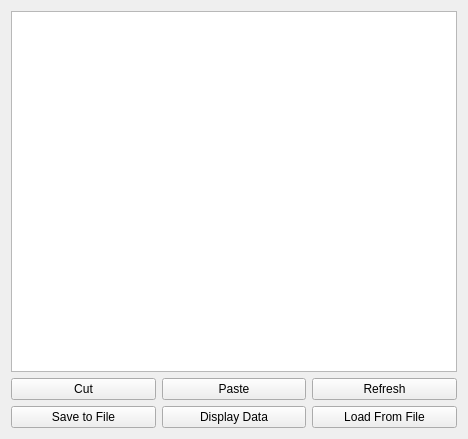
Above: integrasi/datawindow.ui from hammashamzah/tugasakhir before the change. Below: the same form after it.
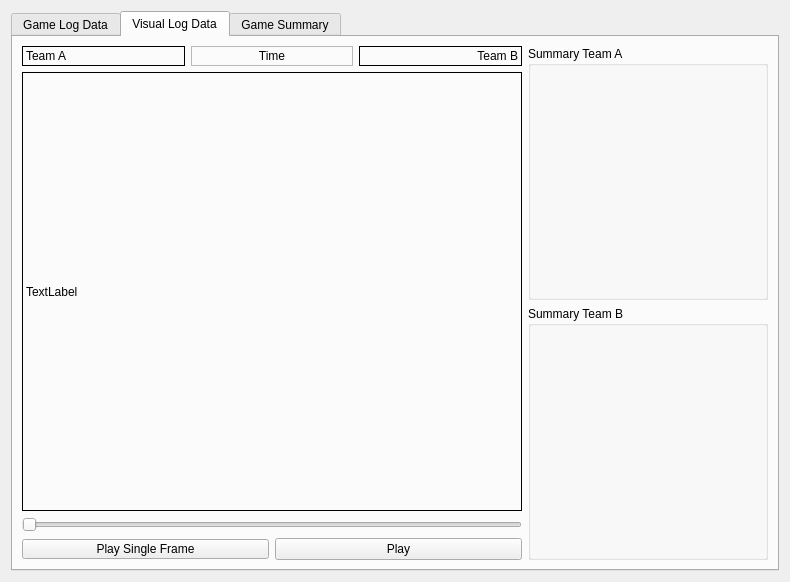
That is the form after the change. Custom widgets are drawn as their Qt base class.

Commit message: Play Back and data restoration done

```diff
--- a/integrasi/datawindow.ui
+++ b/integrasi/datawindow.ui
@@ -6,8 +6,8 @@
    <rect>
     <x>0</x>
     <y>0</y>
-    <width>468</width>
-    <height>439</height>
+    <width>780</width>
+    <height>582</height>
    </rect>
   </property>
   <property name="windowTitle">
@@ -17,6 +17,18 @@
    <item row="0" column="0">
     <layout class="QVBoxLayout" name="verticalLayout_2">
      <item>
+      <widget class="QTabWidget" name="tabWidget">
+       <property name="currentIndex">
+        <number>1</number>
+       </property>
+       <widget class="QWidget" name="tab">
+        <attribute name="title">
+         <string>Game Log Data</string>
+        </attribute>
+        <layout class="QGridLayout" name="gridLayout_2">
+         <item row="0" column="0">
+          <layout class="QVBoxLayout" name="verticalLayout_3">
+           <item>
       <widget class="FreezeTableWidget" name="tableView_result"/>
      </item>
      <item>
@@ -72,6 +84,193 @@
         </layout>
        </item>
       </layout>
+           </item>
+          </layout>
+         </item>
+        </layout>
+       </widget>
+       <widget class="QWidget" name="tab_2">
+        <attribute name="title">
+         <string>Visual Log Data</string>
+        </attribute>
+        <layout class="QGridLayout" name="gridLayout_3">
+         <item row="0" column="0">
+          <layout class="QHBoxLayout" name="horizontalLayout_4">
+           <item>
+            <layout class="QVBoxLayout" name="verticalLayout_4">
+             <item>
+              <layout class="QHBoxLayout" name="headerPlayBack">
+               <item>
+                <widget class="QLabel" name="label_teamNameA">
+                 <property name="maximumSize">
+                  <size>
+                   <width>200</width>
+                   <height>20</height>
+                  </size>
+                 </property>
+                 <property name="frameShape">
+                  <enum>QFrame::Panel</enum>
+                 </property>
+                 <property name="text">
+                  <string>Team A</string>
+                 </property>
+                </widget>
+               </item>
+               <item>
+                <widget class="QLabel" name="label_playback_time">
+                 <property name="maximumSize">
+                  <size>
+                   <width>16777215</width>
+                   <height>20</height>
+                  </size>
+                 </property>
+                 <property name="frameShape">
+                  <enum>QFrame::StyledPanel</enum>
+                 </property>
+                 <property name="text">
+                  <string>Time</string>
+                 </property>
+                 <property name="alignment">
+                  <set>Qt::AlignCenter</set>
+                 </property>
+                </widget>
+               </item>
+               <item>
+                <widget class="QLabel" name="label_teamNameB">
+                 <property name="maximumSize">
+                  <size>
+                   <width>200</width>
+                   <height>20</height>
+                  </size>
+                 </property>
+                 <property name="frameShape">
+                  <enum>QFrame::Panel</enum>
+                 </property>
+                 <property name="text">
+                  <string>Team B</string>
+                 </property>
+                 <property name="alignment">
+                  <set>Qt::AlignRight|Qt::AlignTrailing|Qt::AlignVCenter</set>
+                 </property>
+                </widget>
+               </item>
+              </layout>
+             </item>
+             <item>
+              <widget class="QLabel" name="label_playbackVisual">
+               <property name="minimumSize">
+                <size>
+                 <width>500</width>
+                 <height>400</height>
+                </size>
+               </property>
+               <property name="frameShape">
+                <enum>QFrame::Box</enum>
+               </property>
+               <property name="text">
+                <string>TextLabel</string>
+               </property>
+               <property name="scaledContents">
+                <bool>true</bool>
+               </property>
+              </widget>
+             </item>
+             <item>
+              <layout class="QVBoxLayout" name="playBackControlButton">
+               <item>
+                <widget class="QSlider" name="slider_playback">
+                 <property name="orientation">
+                  <enum>Qt::Horizontal</enum>
+                 </property>
+                </widget>
+               </item>
+               <item>
+                <layout class="QHBoxLayout" name="horizontalLayout_3">
+                 <item>
+                  <widget class="QPushButton" name="pushButton_playbackSingleFrame">
+                   <property name="sizePolicy">
+                    <sizepolicy hsizetype="Minimum" vsizetype="Minimum">
+                     <horstretch>0</horstretch>
+                     <verstretch>0</verstretch>
+                    </sizepolicy>
+                   </property>
+                   <property name="maximumSize">
+                    <size>
+                     <width>16777215</width>
+                     <height>20</height>
+                    </size>
+                   </property>
+                   <property name="text">
+                    <string>Play Single Frame</string>
+                   </property>
+                  </widget>
+                 </item>
+                 <item>
+                  <widget class="QPushButton" name="pushButton_playbackStart">
+                   <property name="text">
+                    <string>Play</string>
+                   </property>
+                  </widget>
+                 </item>
+                </layout>
+               </item>
+              </layout>
+             </item>
+            </layout>
+           </item>
+           <item>
+            <layout class="QVBoxLayout" name="verticalLayout_6">
+             <item>
+              <widget class="QGroupBox" name="groupBox_summaryTeamA">
+               <property name="minimumSize">
+                <size>
+                 <width>240</width>
+                 <height>240</height>
+                </size>
+               </property>
+               <property name="maximumSize">
+                <size>
+                 <width>240</width>
+                 <height>16777215</height>
+                </size>
+               </property>
+               <property name="title">
+                <string>Summary Team A</string>
+               </property>
+               <zorder>groupBox_summaryTeamB</zorder>
+              </widget>
+             </item>
+             <item>
+              <widget class="QGroupBox" name="groupBox_summaryTeamB">
+               <property name="minimumSize">
+                <size>
+                 <width>240</width>
+                 <height>240</height>
+                </size>
+               </property>
+               <property name="maximumSize">
+                <size>
+                 <width>240</width>
+                 <height>16777215</height>
+                </size>
+               </property>
+               <property name="title">
+                <string>Summary Team B</string>
+               </property>
+              </widget>
+             </item>
+            </layout>
+           </item>
+          </layout>
+         </item>
+        </layout>
+       </widget>
+       <widget class="QWidget" name="tab_3">
+        <attribute name="title">
+         <string>Game Summary</string>
+        </attribute>
+       </widget>
+      </widget>
      </item>
     </layout>
    </item>
```
Lines whose indentation alone changed are shown as unchanged. The commit also changes 3 other files.
